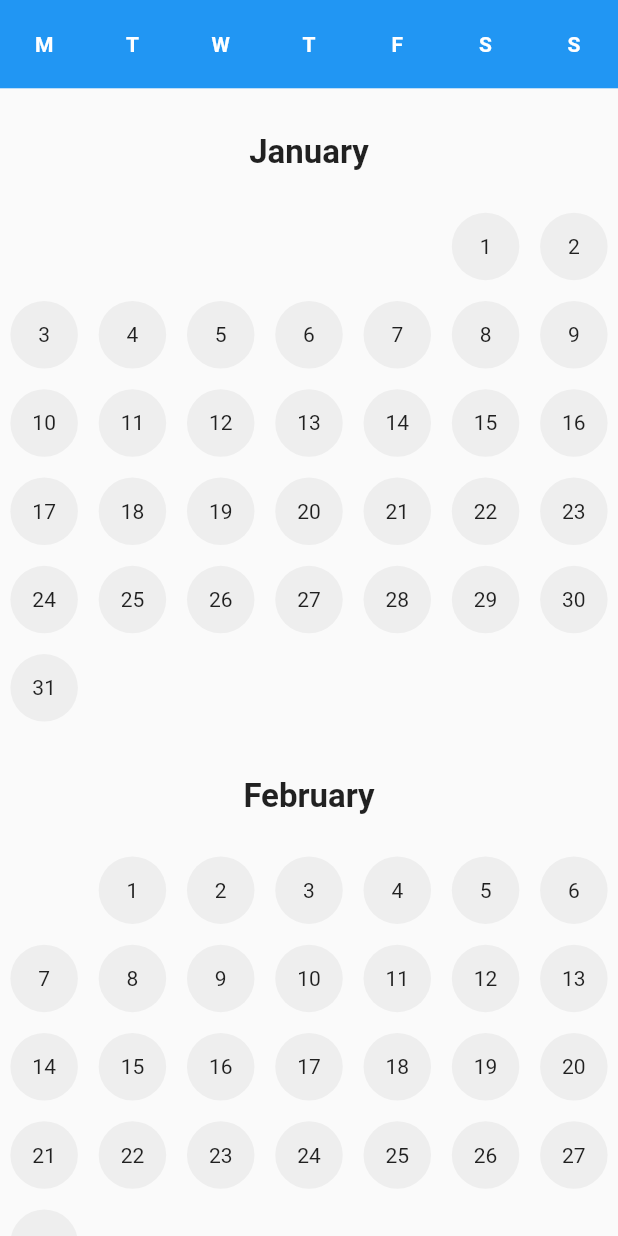
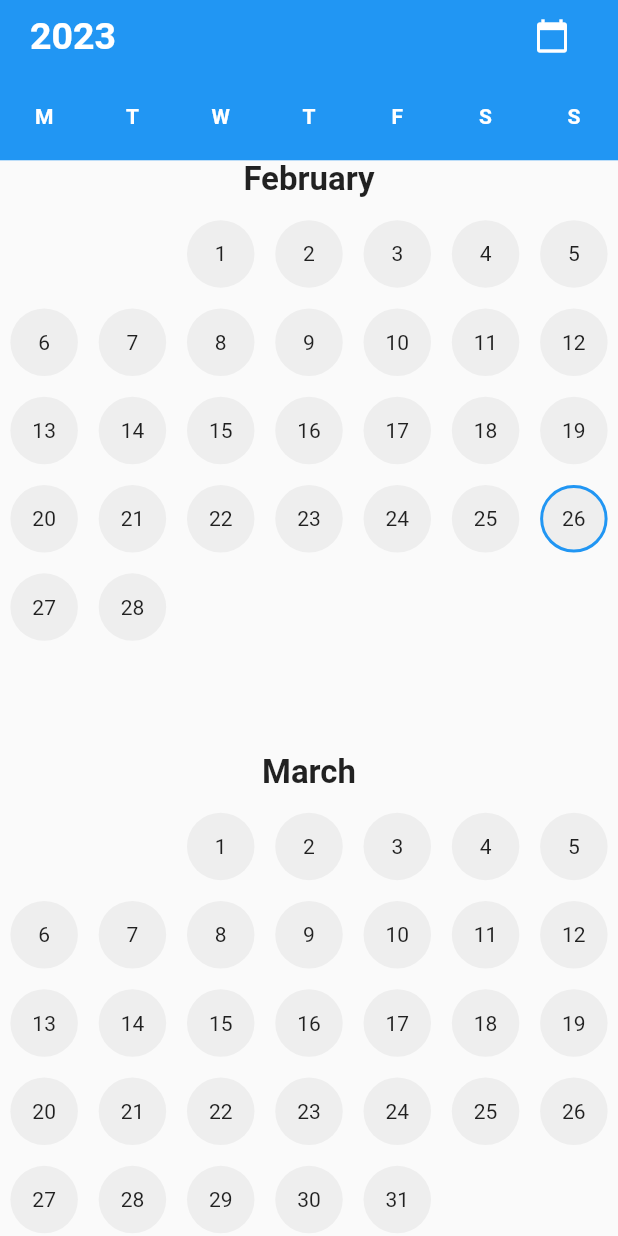
Before and after one commit to Tembero11/FitLog, a Flutter app: the Calendar widget shown alone on an empty page, opened directly, on a phone screen of 412 x 824 dp. Run offline on Flutter 3.47's test engine with Material 2 defaults, Android fonts, the phone set to English and light mode, and no system bars; our stand-ins replace vibration.

Commit message:
Add calendar improvements

```diff
--- a/lib/components/calendar.dart
+++ b/lib/components/calendar.dart
@@ -10,56 +10,63 @@ class Calendar extends StatefulWidget {
 }
 
 class _CalendarState extends State<Calendar> {
-  static const startYear = 2022;
+  static const startYear = 2015;
 
-  late final itemCount;
+  late GlobalKey firstMonthKey;
+  late ScrollController controller;
+  final itemCount = (DateTime.now().year - startYear + 2) * 12;
+  final double itemExtent = 395;
+
   @override
   void initState() {
-    itemCount = (DateTime.now().year - startYear) * 12;
+    controller = ScrollController();
+    firstMonthKey = GlobalKey();
+    WidgetsBinding.instance
+        .addPostFrameCallback((timeStamp) => _scrollToToday());
 
     super.initState();
   }
 
   @override
-  Widget build(BuildContext context) {
-    return Column(
-      children: [
-        Container(
-          color: Theme.of(context).colorScheme.secondary,
-          child: GridView.count(
-            crossAxisCount: 7,
-            shrinkWrap: true,
-            children: ExtraDateUtils.weekdayNames
-                .map((day) => Center(
-                        child: Text(
-                      day[0],
-                      style: TextStyle(
-                        color: Theme.of(context).colorScheme.onPrimary,
-                        fontWeight: FontWeight.bold,
-                      ),
-                    )))
-                .toList(),
-          ),
-        ),
-        Expanded(
-          child: ListView.builder(
-            itemCount: itemCount,
-            itemBuilder: (context, index) {
-              int yearIndex = (index / 12).floor();
-              int monthIndex = index % 12;
-              int year = startYear - yearIndex;
+  void dispose() {
+    controller.dispose();
+    super.dispose();
+  }
 
-              DateTime firstDayDate = DateTime(year, monthIndex + 1, 1);
-              int weekdayIndex = firstDayDate.weekday - 1;
+  _getDifferenceInMonths(DateTime date) {
+    return (date.year - startYear) * 12 + date.month - 1;
+  }
 
-              int daysInMonth = DateUtils.getDaysInMonth(year, monthIndex + 1);
-              var days =
-                  List<Widget>.generate(daysInMonth + weekdayIndex, (index) {
+  _scrollToToday({bool animate = false}) {
+    DateTime now = DateTime.now();
+    // Get the amount of months since the calendar start year
+    int months = _getDifferenceInMonths(now);
+    double offset = itemExtent * months;
+
+    if (animate) {
+      controller.animateTo(offset,
+          duration: const Duration(milliseconds: 200), curve: Curves.easeInOut);
+    } else {
+      controller.jumpTo(offset);
+    }
+  }
+
+  _getYearFromScroll(double scrollOffset) {
+    int months = scrollOffset ~/ itemExtent;
+    int years = months ~/ 12;
+    return startYear + years;
+  }
+
+  _weekBuilder(int index, int monthIndex, int year, int weekdayIndex) {
     if (index < weekdayIndex) {
       return const SizedBox();
     }
     int day = index - weekdayIndex + 1;
     var date = DateTime(year, monthIndex + 1, day);
+    var now = DateTime.now();
+    var today = DateTime(now.year, now.month, now.day);
+    var isToday = date.difference(today).inDays == 0;
+
     return GestureDetector(
       onTap: () {
         Navigator.push(
@@ -76,6 +83,10 @@ class _CalendarState extends State<Calendar> {
           height: 45,
           decoration: BoxDecoration(
             color: Colors.grey.shade200,
+            border: isToday
+                ? Border.all(
+                    color: Theme.of(context).colorScheme.primary, width: 2)
+                : null,
             borderRadius: BorderRadius.circular(45),
           ),
           child: Center(
@@ -84,11 +95,25 @@ class _CalendarState extends State<Calendar> {
         ),
       ),
     );
-              });
+  }
+
+  Widget _monthBuilder(BuildContext context, int index) {
+    int yearIndex = (index / 12).floor();
+    int monthIndex = index % 12;
+    int year = startYear + yearIndex;
+
+    DateTime firstDayDate = DateTime(year, monthIndex + 1, 1);
+    int weekdayIndex = firstDayDate.weekday - 1;
+
+    int daysInMonth = DateUtils.getDaysInMonth(year, monthIndex + 1);
+    var days = List<Widget>.generate(
+      daysInMonth + weekdayIndex,
+      (index) => _weekBuilder(index, monthIndex, year, weekdayIndex),
+    );
 
     return Column(
+      key: index == 0 ? firstMonthKey : null,
       children: [
-                  const SizedBox(height: 30),
         Text(
           ExtraDateUtils.getMonthName(monthIndex),
           style: const TextStyle(
@@ -97,7 +122,7 @@ class _CalendarState extends State<Calendar> {
           ),
           textAlign: TextAlign.start,
         ),
-                  const SizedBox(height: 20),
+        const SizedBox(height: 7),
         GridView.count(
           shrinkWrap: true,
           crossAxisCount: 7,
@@ -106,10 +131,104 @@ class _CalendarState extends State<Calendar> {
         ),
       ],
     );
-            },
+  }
+
+  @override
+  Widget build(BuildContext context) {
+    return Column(
+      children: [
+        CalendarAppBar(
+          scrollController: controller,
+          getYear: _getYearFromScroll,
+          scrollHome: _scrollToToday,
+        ),
+        Expanded(
+          child: ListView.builder(
+            itemExtent: itemExtent,
+            controller: controller,
+            itemCount: itemCount,
+            itemBuilder: _monthBuilder,
           ),
         )
       ],
     );
   }
 }
+
+class CalendarAppBar extends StatefulWidget {
+  final Function getYear;
+  final Function scrollHome;
+  final ScrollController scrollController;
+  const CalendarAppBar({
+    super.key,
+    required this.getYear,
+    required this.scrollHome,
+    required this.scrollController,
+  });
+
+  @override
+  State<CalendarAppBar> createState() => _CalendarAppBarState();
+}
+
+class _CalendarAppBarState extends State<CalendarAppBar> {
+  late int currentYear;
+  @override
+  void initState() {
+    currentYear = DateTime.now().year;
+    widget.scrollController.addListener(() {
+      setState(() {
+        currentYear = widget.getYear(widget.scrollController.offset);
+      });
+    });
+    super.initState();
+  }
+
+  @override
+  Widget build(BuildContext context) {
+    return Container(
+        color: Theme.of(context).colorScheme.secondary,
+        child: Column(
+          mainAxisAlignment: MainAxisAlignment.start,
+          crossAxisAlignment: CrossAxisAlignment.start,
+          children: [
+            Padding(
+                padding: const EdgeInsets.only(left: 20, right: 20),
+                child: Row(
+                  mainAxisAlignment: MainAxisAlignment.spaceBetween,
+                  children: [
+                    Text(
+                      currentYear.toString(),
+                      style: TextStyle(
+                        color: Theme.of(context).colorScheme.onPrimary,
+                        fontSize: 25,
+                        fontWeight: FontWeight.bold,
+                      ),
+                    ),
+                    IconButton(
+                      onPressed: () => widget.scrollHome(animate: true),
+                      tooltip: 'Show today',
+                      icon: Icon(
+                        Icons.calendar_today,
+                        color: Theme.of(context).colorScheme.onPrimary,
+                      ),
+                    )
+                  ],
+                )),
+            GridView.count(
+              crossAxisCount: 7,
+              shrinkWrap: true,
+              children: ExtraDateUtils.weekdayNames
+                  .map((day) => Center(
+                          child: Text(
+                        day[0],
+                        style: TextStyle(
+                          color: Theme.of(context).colorScheme.onPrimary,
+                          fontWeight: FontWeight.bold,
+                        ),
+                      )))
+                  .toList(),
+            ),
+          ],
+        ));
+  }
+}
--- a/lib/screens/workout.dart
+++ b/lib/screens/workout.dart
@@ -19,10 +19,10 @@ class _WorkoutScreenState extends State<WorkoutScreen> {
 
     return AnnotatedRegion<SystemUiOverlayStyle>(
       value: SystemUiOverlayStyle.light.copyWith(
-        statusBarColor: Colors.green,
+        statusBarColor: Colors.purple,
       ),
       child: Material(
-        color: Colors.green,
+        color: Colors.purple,
         child: Column(
           children: [
             Flexible(
```
Lines whose indentation alone changed are shown as unchanged.
